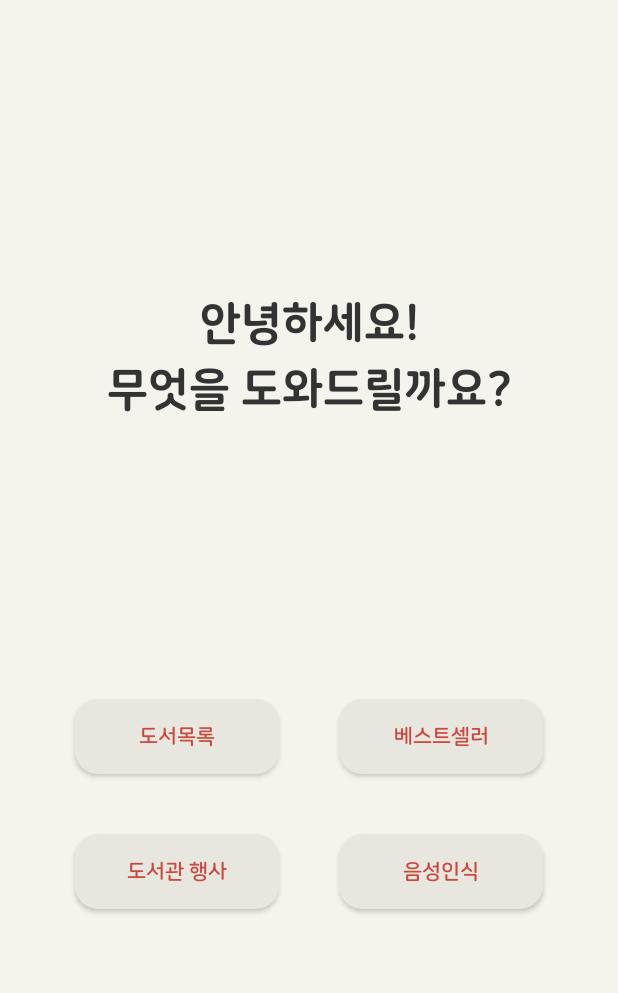
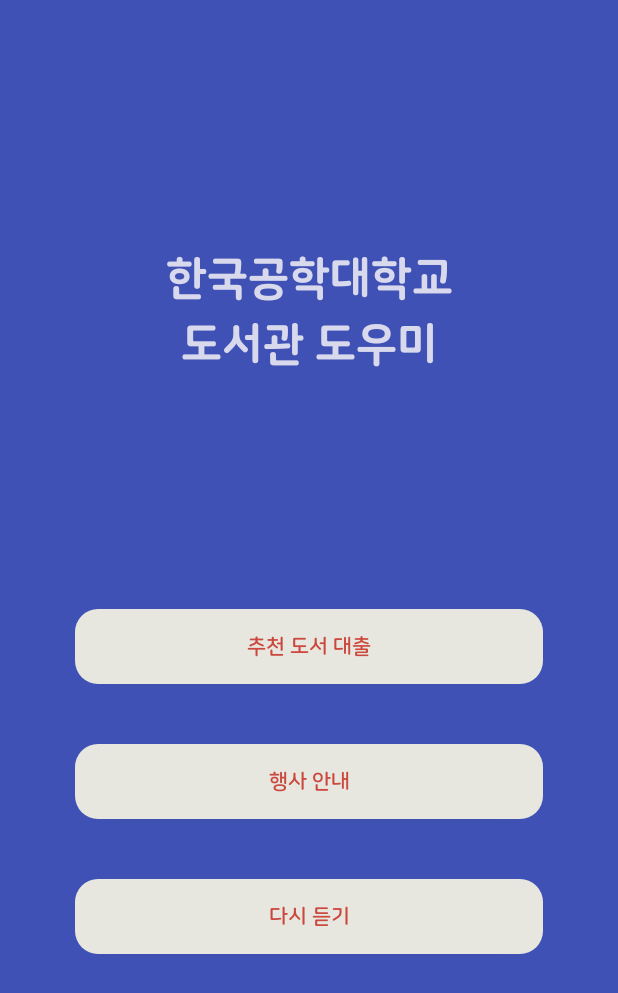
Before and after one commit to sybaek97/voice_app, an Android app: the screen it shows after launch (MainActivity), on a phone screen of 412 x 824 dp. Shown: the top 993 px of the screen. Run offline under Robolectric (Android 15) with nearby library versions, the phone set to English and light mode, and no system bars; our stand-ins replace data binding.

Commit message:
수정된 버전 화면 반영

```diff
--- a/app/src/main/AndroidManifest.xml
+++ b/app/src/main/AndroidManifest.xml
@@ -1,6 +1,7 @@
 <?xml version="1.0" encoding="utf-8"?>
 <manifest xmlns:android="http://schemas.android.com/apk/res/android"
     xmlns:tools="http://schemas.android.com/tools">
+    <uses-permission android:name="android.permission.INTERNET" />
 
     <application
         android:allowBackup="true"
--- a/app/src/main/java/com/baek/voice/view/HomeFragment.kt
+++ b/app/src/main/java/com/baek/voice/view/HomeFragment.kt
@@ -36,21 +36,14 @@ class HomeFragment : BaseFragment(){
         binding.titleText.startAnimation(fadeInUpAnimation)
         binding.lifecycleOwner=this
 
-        binding.bookListBtn.setOnClickListener {
-            findNavController().navigate(R.id.action_homeFragment_to_bookListFragment)
+        binding.eventInfoBtn.setOnClickListener {
+            findNavController().navigate(R.id.action_homeFragment_to_eventInfoFragment)
         }
-        binding.libraryEventBtn.setOnClickListener {
-            findNavController().navigate(R.id.action_homeFragment_to_libraryEventFragment)
+        binding.topBooksLoanBtn.setOnClickListener {
+            findNavController().navigate(R.id.action_homeFragment_to_topBooksLoanFramgnet)
 
         }
-        binding.bestSellerBtn.setOnClickListener {
-            findNavController().navigate(R.id.action_homeFragment_to_bestSellerFragment)
 
-        }
-        binding.sttBtn.setOnClickListener {
-            findNavController().navigate(R.id.action_homeFragment_to_sttFragment)
-
-        }
     }
 
 }
--- a/app/src/main/res/layout/fragment_best_seller.xml
+++ b/app/src/main/res/layout/fragment_event_info.xml
@@ -8,6 +8,7 @@
     <androidx.constraintlayout.widget.ConstraintLayout
         android:layout_width="match_parent"
         android:layout_height="match_parent"
+        android:background="@color/background"
         android:padding="30dp"
         tools:context=".view.MainActivity">
 
@@ -18,7 +19,8 @@
             android:layout_width="wrap_content"
             android:layout_height="wrap_content"
             android:layout_marginTop="150dp"
-            android:text="베스트 셀러 페이지"
+            android:text="@string/event_info_txt"
+            android:textColor="@color/text_snuff"
             android:lineSpacingExtra="11dp"
             android:textAlignment="center"
             app:layout_constraintEnd_toEndOf="parent"
--- a/app/src/main/res/layout/fragment_home.xml
+++ b/app/src/main/res/layout/fragment_home.xml
@@ -17,7 +17,8 @@
             android:layout_width="wrap_content"
             android:layout_height="wrap_content"
             android:lineSpacingExtra="11dp"
-            android:text="안녕하세요!\n무엇을 도와드릴까요?"
+            android:text="한국공학대학교\n도서관 도우미"
+            android:textColor="@color/text_snuff"
             android:textAlignment="center"
             app:layout_constraintBottom_toTopOf="@id/btn_box"
             app:layout_constraintEnd_toEndOf="parent"
@@ -34,40 +35,34 @@
             app:layout_constraintTop_toBottomOf="@id/title_text">
 
             <androidx.appcompat.widget.AppCompatButton
-                android:id="@+id/book_list_btn"
+                android:id="@+id/top_books_loan_btn"
                 style="@style/button_text"
-                android:text="도서목록"
-                app:layout_constraintBottom_toTopOf="@id/library_event_btn"
-                app:layout_constraintEnd_toStartOf="@id/best_seller_btn"
+                android:text="@string/top_books_loan_txt"
+                app:layout_constraintBottom_toTopOf="@id/event_info_btn"
+                app:layout_constraintEnd_toEndOf="parent"
                 app:layout_constraintStart_toStartOf="parent"
                 app:layout_constraintTop_toTopOf="parent" />
 
-            <androidx.appcompat.widget.AppCompatButton
-                android:id="@+id/best_seller_btn"
-                style="@style/button_text"
-                android:text="베스트셀러"
-                app:layout_constraintBottom_toBottomOf="@id/book_list_btn"
-                app:layout_constraintEnd_toEndOf="parent"
-                app:layout_constraintStart_toEndOf="@id/book_list_btn"
-                app:layout_constraintTop_toTopOf="@id/book_list_btn" />
+
 
             <androidx.appcompat.widget.AppCompatButton
-                android:id="@+id/library_event_btn"
+                android:id="@+id/event_info_btn"
                 style="@style/button_text"
-                android:text="도서관 행사"
-                app:layout_constraintBottom_toBottomOf="parent"
-                app:layout_constraintEnd_toStartOf="@id/stt_btn"
+                android:text="@string/event_info_txt"
+                app:layout_constraintBottom_toTopOf="@id/audio_replay_btn"
+                app:layout_constraintEnd_toEndOf="parent"
                 app:layout_constraintStart_toStartOf="parent"
-                app:layout_constraintTop_toBottomOf="@id/book_list_btn" />
+                app:layout_constraintTop_toBottomOf="@id/top_books_loan_btn" />
 
             <androidx.appcompat.widget.AppCompatButton
-                android:id="@+id/stt_btn"
+                android:id="@+id/audio_replay_btn"
                 style="@style/button_text"
-                android:text="음성인식"
-                app:layout_constraintBottom_toBottomOf="@id/library_event_btn"
+                android:text="@string/audio_replay_txt"
+                app:layout_constraintBottom_toBottomOf="parent"
                 app:layout_constraintEnd_toEndOf="parent"
-                app:layout_constraintStart_toEndOf="@id/library_event_btn"
-                app:layout_constraintTop_toTopOf="@id/library_event_btn" />
+                app:layout_constraintStart_toStartOf="parent"
+                app:layout_constraintTop_toBottomOf="@id/event_info_btn" />
+
         </androidx.constraintlayout.widget.ConstraintLayout>
 
     </androidx.constraintlayout.widget.ConstraintLayout>
--- a/app/src/main/res/navigation/nav_main.xml
+++ b/app/src/main/res/navigation/nav_main.xml
@@ -10,88 +10,42 @@
         android:label="homeFragment"
         tools:layout="@layout/fragment_home">
 
+        <action
+            android:id="@+id/action_homeFragment_to_topBooksLoanFramgnet"
+            app:destination="@id/topBooksLoanFramgnet"
 
-        <action
-            android:id="@+id/action_homeFragment_to_bookListFragment"
-            app:destination="@id/bookListFragment"
             app:enterAnim="@anim/fragment_fade_enter"
             app:exitAnim="@anim/fragment_fade_exit"
             app:launchSingleTop="true"
             app:popEnterAnim="@anim/fragment_close_enter"
             app:popExitAnim="@anim/fragment_close_exit"
 
-            app:popUpTo="@id/bookListFragment"
-            app:popUpToInclusive="true"
-            />
+            app:popUpTo="@id/topBooksLoanFramgnet"
+            app:popUpToInclusive="true" />
         <action
-            android:id="@+id/action_homeFragment_to_sttFragment"
-            app:destination="@id/sttFragment"
+            android:id="@+id/action_homeFragment_to_eventInfoFragment"
+            app:destination="@id/eventInfoFragment"
+
             app:enterAnim="@anim/fragment_fade_enter"
             app:exitAnim="@anim/fragment_fade_exit"
             app:launchSingleTop="true"
             app:popEnterAnim="@anim/fragment_close_enter"
             app:popExitAnim="@anim/fragment_close_exit"
 
-            app:popUpTo="@id/sttFragment"
-            app:popUpToInclusive="true"
-            />
-        <action
-            android:id="@+id/action_homeFragment_to_libraryEventFragment"
-            app:destination="@id/libraryEventFragment"
-            app:enterAnim="@anim/fragment_fade_enter"
-            app:exitAnim="@anim/fragment_fade_exit"
-            app:launchSingleTop="true"
-            app:popEnterAnim="@anim/fragment_close_enter"
-            app:popExitAnim="@anim/fragment_close_exit"
-
-            app:popUpTo="@id/libraryEventFragment"
-            app:popUpToInclusive="true"
-            />
-        <action
-            android:id="@+id/action_homeFragment_to_bestSellerFragment"
-            app:destination="@id/bestSellerFragment"
-            app:enterAnim="@anim/fragment_fade_enter"
-            app:exitAnim="@anim/fragment_fade_exit"
-            app:launchSingleTop="true"
-            app:popEnterAnim="@anim/fragment_close_enter"
-            app:popExitAnim="@anim/fragment_close_exit"
-            app:popUpTo="@id/bestSellerFragment"
-            app:popUpToInclusive="true"
-            />
-    </fragment>
-
-    <fragment
-        android:id="@+id/bestSellerFragment"
-        android:name="com.baek.voice.view.BestSellerFragment"
-        android:label="BestSellerFragment"
-        tools:layout="@layout/fragment_best_seller">
-
-
-    </fragment>
-
-    <fragment
-        android:id="@+id/bookListFragment"
-        android:name="com.baek.voice.view.BookListFragment"
-        android:label="BookListFragment"
-        tools:layout="@layout/fragment_book_list">
-
-
-    </fragment>
-
-    <fragment
-        android:id="@+id/libraryEventFragment"
-        android:name="com.baek.voice.view.LibraryEventFragment"
-        android:label="MyGroupFragment"
-        tools:layout="@layout/fragment_library_event">
-
+            app:popUpTo="@id/eventInfoFragment"
+            app:popUpToInclusive="true" />
 
     </fragment>
     <fragment
-        android:id="@+id/sttFragment"
-        android:name="com.baek.voice.view.SttFragment"
-        android:label="SttFragment"
-        tools:layout="@layout/fragment_stt">
-
-
+        android:id="@+id/topBooksLoanFramgnet"
+        android:name="com.baek.voice.view.TopBooksLoanFragment"
+        android:label="topBooksLoanFramgnet"
+        tools:layout="@layout/fragment_top_books_loan">
+    </fragment>
+    <fragment
+        android:id="@+id/eventInfoFragment"
+        android:name="com.baek.voice.view.EventInfoFragment"
+        android:label="eventInfoFragment"
+        tools:layout="@layout/fragment_event_info">
     </fragment>
 </navigation>
--- a/app/src/main/res/values/colors.xml
+++ b/app/src/main/res/values/colors.xml
@@ -3,8 +3,9 @@
     <color name="black">#FF000000</color>
     <color name="white">#FFFFFFFF</color>
     <color name="main">#E7E7DF</color>
-    <color name="background">#F4F4EC</color>
+    <color name="background">#3F51B4</color>
     <color name="text_white">#FFFFFFFF</color>
+    <color name="text_snuff">#D9D9ED</color>
     <color name="text_brown">#CB483E</color>
     <color name="text_black">#333333</color>
     <color name="sub_gray">#9F9F9F</color>
--- a/app/src/main/res/values/strings.xml
+++ b/app/src/main/res/values/strings.xml
@@ -1,5 +1,8 @@
 <resources>
     <string name="app_name">voice</string>
     <string name="txt_pressed_back">뒤로 버튼을 한번 더 누르시면 종료됩니다.</string>
+    <string name="top_books_loan_txt">추천 도서 대출</string>
+    <string name="event_info_txt">행사 안내</string>
+    <string name="audio_replay_txt">다시 듣기</string>
 
 </resources>
```
Also changed, not shown: app/src/main/java/com/baek/voice/view/BookListFragment.kt (deleted, +0 -28 lines), app/src/main/java/com/baek/voice/view/EventInfoFragment.kt (renamed from app/src/main/java/com/baek/voice/view/BestSellerFragment.kt, +5 -6 lines), app/src/main/java/com/baek/voice/view/SttFragment.kt (deleted, +0 -25 lines), app/src/main/java/com/baek/voice/view/TopBooksLoanFragment.kt (renamed from app/src/main/java/com/baek/voice/view/LibraryEventFragment.kt, +6 -6 lines), app/src/main/res/layout/fragment_book_list.xml (deleted, +0 -32 lines), app/src/main/res/layout/fragment_library_event.xml (deleted, +0 -32 lines), app/src/main/res/layout/fragment_top_books_loan.xml (renamed from app/src/main/res/layout/fragment_stt.xml, +4 -13 lines).
